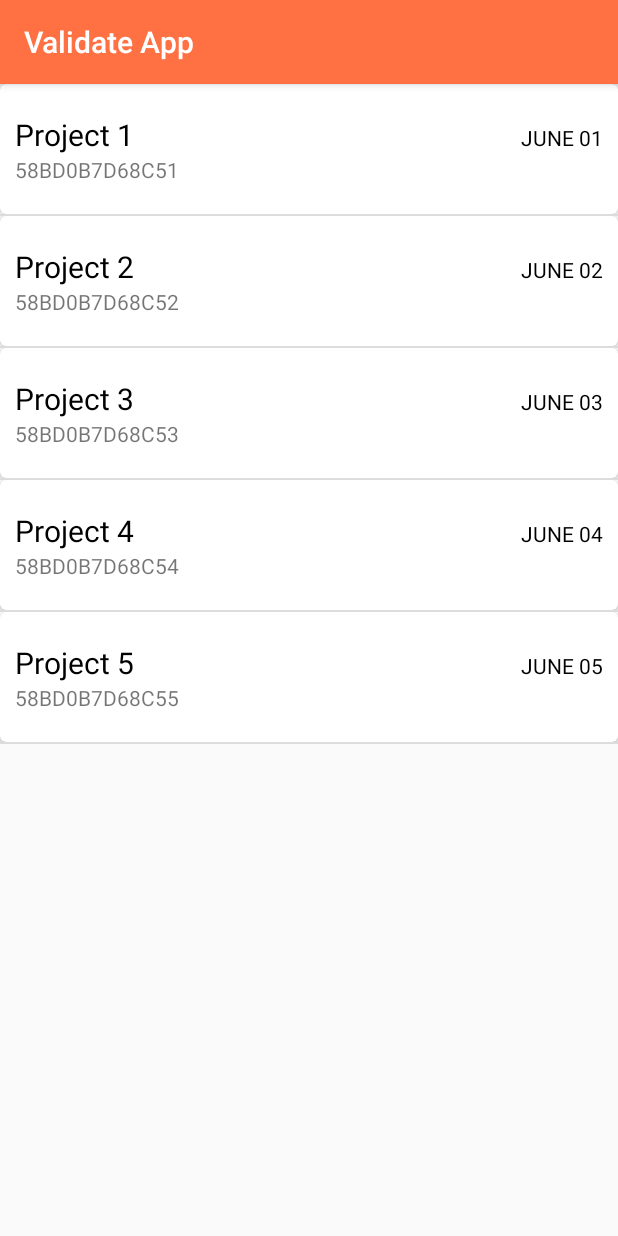
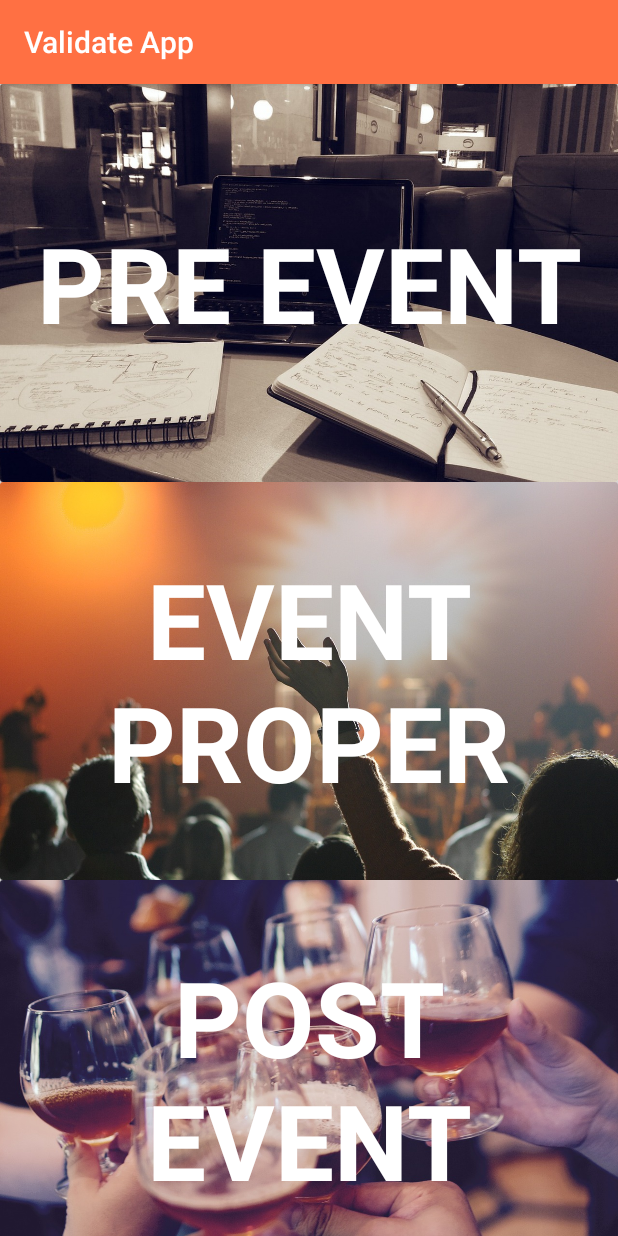
Before and after one commit to cloudwalkph/ValidateApp, an Android app: the ProjectSelectionActivity screen opened directly, with no data from a screen before it, after a tap on an icon or button, on a phone screen of 412 x 824 dp. Run offline under Robolectric (Android 15) with nearby library versions, the phone set to English and light mode, and no system bars; our stand-ins replace ButterKnife.

Commit message:
added validate type selection screen

```diff
--- a/app/src/main/AndroidManifest.xml
+++ b/app/src/main/AndroidManifest.xml
@@ -19,7 +19,8 @@
             </intent-filter>
         </activity>
         <activity android:name=".projects.ProjectSelectionActivity" />
-        <activity android:name=".validatetype.ValidateTypeActivity"></activity>
+        <activity android:name=".validatetype.ValidateTypeActivity" />
+        <activity android:name=".users.UserSelectionActivity"></activity>
     </application>
 
 </manifest>
--- a/app/src/main/java/com/cloudwalkdigital/validateapp/projects/ProjectSelectionActivity.java
+++ b/app/src/main/java/com/cloudwalkdigital/validateapp/projects/ProjectSelectionActivity.java
@@ -1,6 +1,7 @@
 package com.cloudwalkdigital.validateapp.projects;
 
 import android.content.Context;
+import android.content.Intent;
 import android.support.v7.app.AppCompatActivity;
 import android.os.Bundle;
 import android.support.v7.widget.DividerItemDecoration;
@@ -14,6 +15,7 @@ import android.widget.Toast;
 
 import com.cloudwalkdigital.validateapp.R;
 import com.cloudwalkdigital.validateapp.data.models.JobOrder;
+import com.cloudwalkdigital.validateapp.validatetype.ValidateTypeActivity;
 
 import java.util.ArrayList;
 import java.util.List;
@@ -138,6 +140,8 @@ public class ProjectSelectionActivity extends AppCompatActivity {
                     // We can access the data within the views
                     Toast.makeText(getContext(), project.getProjectName(), Toast.LENGTH_SHORT).show();
 
+                    Intent intent = new Intent(ProjectSelectionActivity.this, ValidateTypeActivity.class);
+                    startActivity(intent);
                 }
             }
         }
--- /dev/null
+++ b/app/src/main/java/com/cloudwalkdigital/validateapp/validatetype/ValidateTypeActivity.java
@@ -0,0 +1,42 @@
+package com.cloudwalkdigital.validateapp.validatetype;
+
+import android.content.Intent;
+import android.support.v7.app.AppCompatActivity;
+import android.os.Bundle;
+import android.support.v7.widget.CardView;
+import android.widget.Button;
+
+import com.cloudwalkdigital.validateapp.R;
+import com.cloudwalkdigital.validateapp.projects.ProjectSelectionActivity;
+
+import butterknife.ButterKnife;
+import butterknife.OnClick;
+
+public class ValidateTypeActivity extends AppCompatActivity {
+
+    @Override
+    protected void onCreate(Bundle savedInstanceState) {
+        super.onCreate(savedInstanceState);
+        setContentView(R.layout.activity_validate_type);
+
+        ButterKnife.bind(this);
+    }
+
+    @OnClick(R.id.pre_event)
+    public void preEvent(CardView cardView) {
+        Intent intent = new Intent(ValidateTypeActivity.this, ProjectSelectionActivity.class);
+        startActivity(intent);
+    }
+
+    @OnClick(R.id.event_proper)
+    public void eventProper(CardView cardView) {
+        Intent intent = new Intent(ValidateTypeActivity.this, ProjectSelectionActivity.class);
+        startActivity(intent);
+    }
+
+    @OnClick(R.id.post_event)
+    public void postEvent(CardView cardView) {
+        Intent intent = new Intent(ValidateTypeActivity.this, ProjectSelectionActivity.class);
+        startActivity(intent);
+    }
+}
--- /dev/null
+++ b/app/src/main/res/layout/activity_validate_type.xml
@@ -0,0 +1,104 @@
+<?xml version="1.0" encoding="utf-8"?>
+<android.support.constraint.ConstraintLayout xmlns:android="http://schemas.android.com/apk/res/android"
+    xmlns:app="http://schemas.android.com/apk/res-auto"
+    xmlns:tools="http://schemas.android.com/tools"
+    android:layout_width="match_parent"
+    android:layout_height="match_parent"
+    tools:context="com.cloudwalkdigital.validateapp.validatetype.ValidateTypeActivity">
+
+    <android.support.v7.widget.CardView
+        android:layout_width="0dp"
+        android:layout_height="wrap_content"
+        app:layout_constraintHorizontal_bias="0.0"
+        app:layout_constraintLeft_toLeftOf="parent"
+        app:layout_constraintRight_toRightOf="parent"
+        app:layout_constraintTop_toTopOf="parent"
+        android:id="@+id/pre_event"
+        android:layout_marginTop="0dp">
+
+        <ImageView
+            android:id="@+id/imageView2"
+            android:layout_width="match_parent"
+            android:layout_height="265dp"
+            android:adjustViewBounds="true"
+            android:scaleType="centerCrop"
+            android:src="@drawable/pre" />
+
+        <TextView
+            android:layout_width="match_parent"
+            android:layout_height="wrap_content"
+            android:text="PRE EVENT"
+            android:textAlignment="center"
+            android:textColor="@color/white"
+            android:textSize="70dp"
+            android:textStyle="bold"
+            android:layout_gravity="center"/>
+
+    </android.support.v7.widget.CardView>
+
+    <android.support.v7.widget.CardView
+        android:id="@+id/event_proper"
+        android:layout_width="0dp"
+        android:layout_height="wrap_content"
+        android:layout_marginBottom="5dp"
+        app:layout_constraintBottom_toBottomOf="parent"
+        app:layout_constraintLeft_toLeftOf="parent"
+        android:layout_marginTop="0dp"
+        app:layout_constraintTop_toBottomOf="@+id/pre_event"
+        app:layout_constraintVertical_bias="0.0"
+        android:layout_marginRight="0dp"
+        app:layout_constraintRight_toRightOf="parent">
+
+        <ImageView
+            android:id="@+id/imageView"
+            android:layout_width="match_parent"
+            android:layout_height="265dp"
+            android:adjustViewBounds="true"
+            android:scaleType="centerCrop"
+            android:src="@drawable/event" />
+
+        <TextView
+            android:layout_width="match_parent"
+            android:layout_height="wrap_content"
+            android:text="EVENT PROPER"
+            android:textAlignment="center"
+            android:textColor="@color/white"
+            android:textSize="70dp"
+            android:textStyle="bold"
+            android:layout_gravity="center" />
+
+    </android.support.v7.widget.CardView>
+
+    <android.support.v7.widget.CardView
+        android:id="@+id/post_event"
+        android:layout_width="0dp"
+        android:layout_height="wrap_content"
+        android:layout_marginTop="0dp"
+        app:layout_constraintBottom_toBottomOf="parent"
+        app:layout_constraintHorizontal_bias="0.0"
+        app:layout_constraintLeft_toLeftOf="parent"
+        app:layout_constraintRight_toRightOf="parent"
+        app:layout_constraintTop_toBottomOf="@+id/event_proper"
+        app:layout_constraintVertical_bias="0.0"
+        android:layout_marginBottom="0dp">
+
+        <ImageView
+            android:layout_width="match_parent"
+            android:layout_height="265dp"
+            android:adjustViewBounds="true"
+            android:scaleType="centerCrop"
+            android:src="@drawable/post" />
+
+        <TextView
+            android:layout_width="match_parent"
+            android:layout_height="wrap_content"
+            android:text="POST EVENT"
+            android:textAlignment="center"
+            android:textColor="@color/white"
+            android:textSize="70dp"
+            android:textStyle="bold"
+            android:layout_gravity="center" />
+
+    </android.support.v7.widget.CardView>
+
+</android.support.constraint.ConstraintLayout>
```
Also changed, not shown: app/src/main/res/drawable/event.jpg (added), app/src/main/res/drawable/post.jpg (added), app/src/main/res/drawable/pre.jpg (added).
